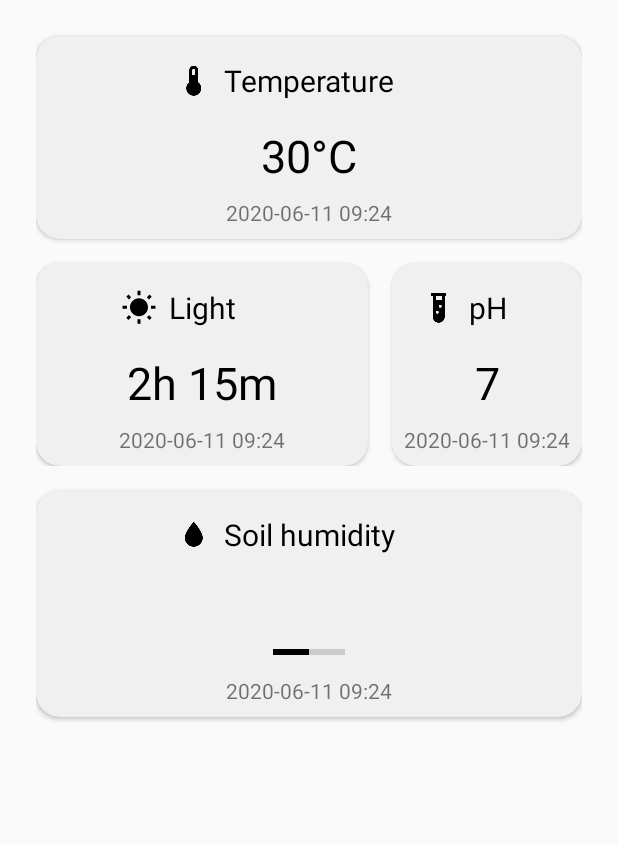
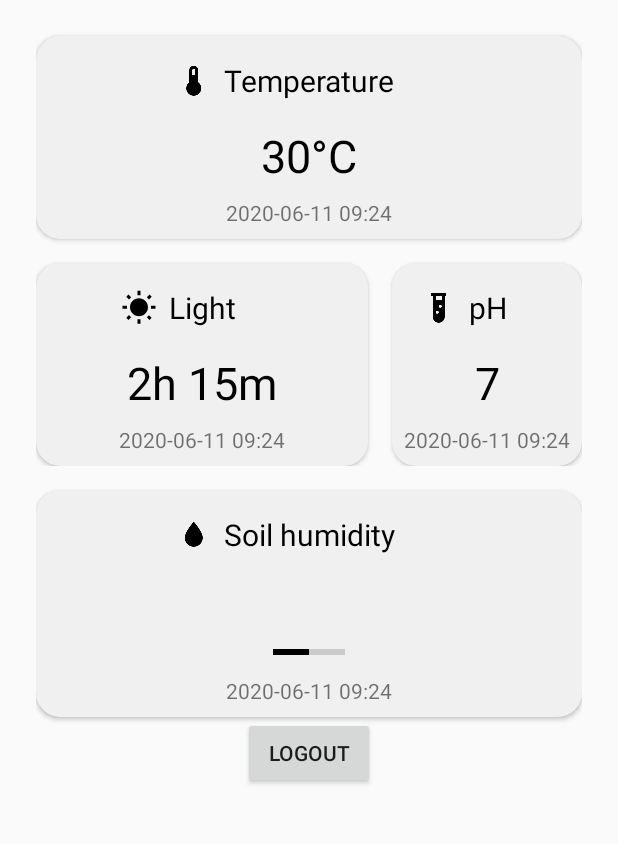
Before and after one commit to tmastrom/PlantMonitor-Android, an Android app: the screen it shows after launch (DashboardActivity), on a phone screen of 412 x 824 dp, the part 124-968 px from its top. Run offline under Robolectric (Android 15) with nearby library versions, the phone set to English and light mode, and no system bars; our stand-ins replace data binding; libraries missing offline, so code that uses them is left out: org.kodein.di; 8 statements that could not run were skipped.

Commit message:
logout button

```diff
--- a/app/src/main/java/com/example/plantmonitor/ui/auth/AuthViewModelFactory.kt
+++ b/app/src/main/java/com/example/plantmonitor/ui/auth/AuthViewModelFactory.kt
@@ -4,6 +4,7 @@ import androidx.lifecycle.ViewModel
 import androidx.lifecycle.ViewModelProvider
 import com.example.plantmonitor.data.repositories.UserRepository
 
+@Suppress("UNCHECKED_CAST")
 class AuthViewModelFactory(
     private val repository: UserRepository
 ) : ViewModelProvider.NewInstanceFactory() {
--- a/app/src/main/java/com/example/plantmonitor/ui/dashboard/DashboardActivity.kt
+++ b/app/src/main/java/com/example/plantmonitor/ui/dashboard/DashboardActivity.kt
@@ -19,8 +19,6 @@ class DashboardActivity : AppCompatActivity(), KodeinAware {
     private val factory : DashboardViewModelFactory by instance<DashboardViewModelFactory>()
 
     private lateinit var viewModel: DashboardViewModel
-    //private lateinit var plantData: PlantItem
-
 
     override fun onCreate(savedInstanceState: Bundle?) {
         super.onCreate(savedInstanceState)
@@ -29,15 +27,8 @@ class DashboardActivity : AppCompatActivity(), KodeinAware {
         val binding: ActivityDashboardBinding = DataBindingUtil.setContentView(this, R.layout.activity_dashboard)
         viewModel = ViewModelProvider(this, factory).get(DashboardViewModel::class.java)
         binding.vm = viewModel
-        binding.lifecycleOwner = this
+        //binding.lifecycleOwner = this
 
     }
 
-    /** Methods for updating the UI **/
-/*    private fun updateHumidityValue() {
-        Toast.makeText(this, "update value: " + plantData.humidity.toString() , Toast.LENGTH_SHORT).show()
-        viewModel.humidity = plantData.humidity.toString()
-
-    }*/
-
 }
--- a/app/src/main/res/layout/activity_dashboard.xml
+++ b/app/src/main/res/layout/activity_dashboard.xml
@@ -17,7 +17,7 @@
         android:layout_marginEnd="24dp"
         android:layout_marginTop="24dp"
         android:layout_marginBottom="24dp"
-        tools:context=".screens.dashboard">
+        tools:context=".ui.dashboard.DashboardActivity">
 
         <TextView
             android:id="@+id/title_text"
@@ -309,6 +309,16 @@
             </androidx.constraintlayout.widget.ConstraintLayout>
         </androidx.cardview.widget.CardView>
 
+        <Button
+            android:id="@+id/btn_logout"
+            android:layout_width="wrap_content"
+            android:layout_height="wrap_content"
+            android:text="Logout"
+            android:onClick="@{(v) -> vm.logout(v)}"
+            app:layout_constraintEnd_toEndOf="parent"
+            app:layout_constraintStart_toStartOf="parent"
+            app:layout_constraintTop_toBottomOf="@+id/humidity_cardView" />
+
     </androidx.constraintlayout.widget.ConstraintLayout>
 
 </layout>
```
Also changed, not shown: app/src/main/java/com/example/plantmonitor/ui/dashboard/DashboardViewModel.kt (+5 -9 lines), app/src/main/res/drawable/ic_baseline_details_24.xml (added, +10 -0 lines).
